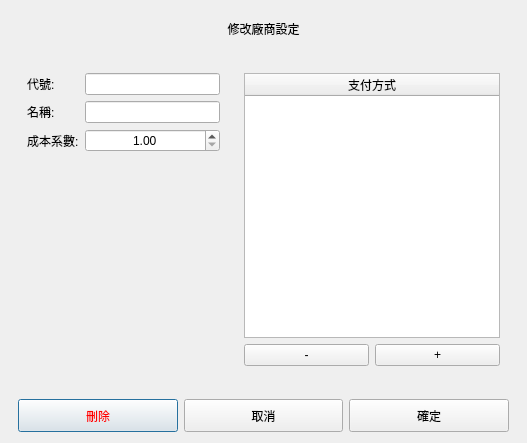
This is src/AdbClient/StageManagerSetting/DialogEditFactory.ui in roger0816/Adb as Qt 5 draws it before an edit. The edited form follows.
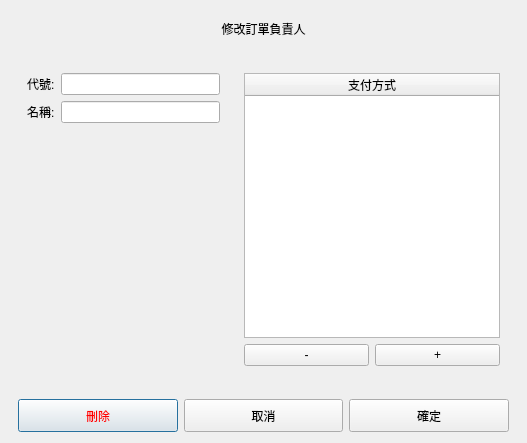
This is the edited form.

```diff
--- a/src/AdbClient/StageManagerSetting/DialogEditFactory.ui
+++ b/src/AdbClient/StageManagerSetting/DialogEditFactory.ui
@@ -53,7 +53,7 @@
          <item row="0" column="0">
           <widget class="QLabel" name="lbTitle">
            <property name="text">
-            <string>修改廠商設定</string>
+            <string>修改訂單負責人</string>
            </property>
            <property name="alignment">
             <set>Qt::AlignCenter</set>
@@ -191,26 +191,6 @@
             <item row="1" column="1">
              <widget class="QLineEdit" name="txName"/>
             </item>
-            <item row="2" column="0">
-             <widget class="QLabel" name="label_5">
-              <property name="text">
-               <string>成本系數:</string>
-              </property>
-             </widget>
-            </item>
-            <item row="2" column="1">
-             <widget class="QDoubleSpinBox" name="sb">
-              <property name="alignment">
-               <set>Qt::AlignCenter</set>
-              </property>
-              <property name="minimum">
-               <double>1.000000000000000</double>
-              </property>
-              <property name="maximum">
-               <double>2.000000000000000</double>
-              </property>
-             </widget>
-            </item>
            </layout>
           </widget>
          </item>
```
Left out of the diff: 6 changed lines with no effect on the pictures.
